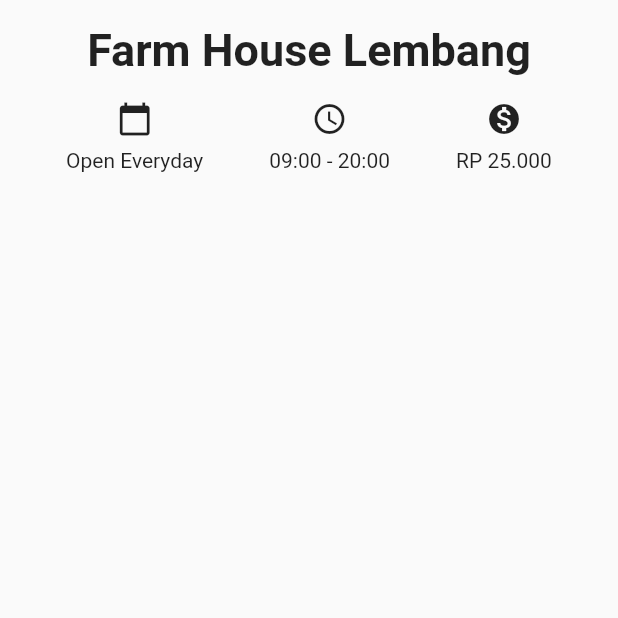
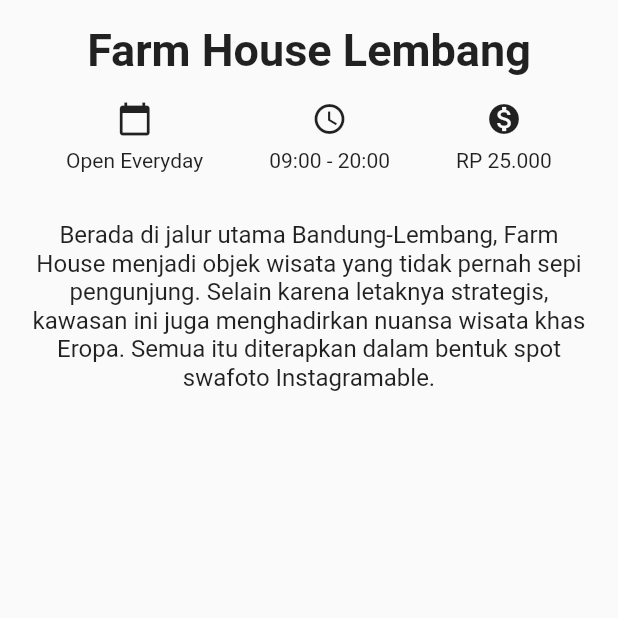
Before and after one commit to subhanassiddik/Wisatata, a Flutter app: the screen it shows after launch, on a phone screen of 412 x 824 dp, the top half of it. Run offline on Flutter 3.47's test engine with Material 2 defaults, Android fonts, the phone set to English and light mode, and no system bars.

```diff
--- a/lib/main.dart
+++ b/lib/main.dart
@@ -57,7 +57,15 @@ class DetailScreen extends StatelessWidget {
                   ),
                 ],
               ),
-            )
+            ),
+            Container(
+              padding: EdgeInsets.all(16.0),
+              child: Text(
+                'Berada di jalur utama Bandung-Lembang, Farm House menjadi objek wisata yang tidak pernah sepi pengunjung. Selain karena letaknya strategis, kawasan ini juga menghadirkan nuansa wisata khas Eropa. Semua itu diterapkan dalam bentuk spot swafoto Instagramable.',
+                textAlign: TextAlign.center,
+                style: TextStyle(fontSize: 16.0),
+              ),
+            ),
           ],
         ),
       ),
```
